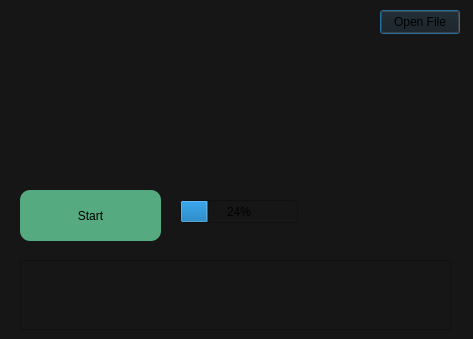
RonDahan23/CNC_Machine_Project, file dialog.ui: the form before one commit.
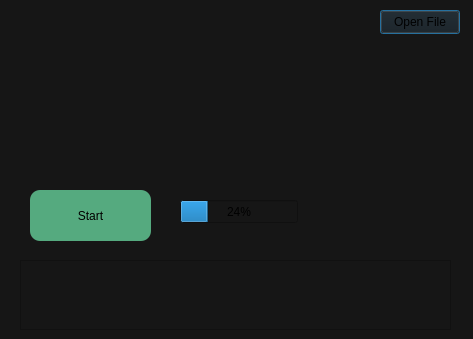
The form after the commit.

The edit to the form file:
```diff
--- a/dialog.ui
+++ b/dialog.ui
@@ -29,27 +29,6 @@
     <string>Open File</string>
    </property>
   </widget>
-  <widget class="QPushButton" name="StartSendingData">
-   <property name="geometry">
-    <rect>
-     <x>20</x>
-     <y>190</y>
-     <width>141</width>
-     <height>51</height>
-    </rect>
-   </property>
-   <property name="styleSheet">
-    <string notr="true">	background-color: rgb(85, 170, 127);
-
-
-	font: 700 22pt &quot;Segoe UI&quot;;
-	border: none;
- 	border-radius: 10px;</string>
-   </property>
-   <property name="text">
-    <string>Start</string>
-   </property>
-  </widget>
   <widget class="QProgressBar" name="progressBar">
    <property name="geometry">
     <rect>
@@ -73,6 +52,25 @@
     </rect>
    </property>
   </widget>
+  <widget class="QPushButton" name="StartSendData_BT">
+   <property name="geometry">
+    <rect>
+     <x>30</x>
+     <y>190</y>
+     <width>121</width>
+     <height>51</height>
+    </rect>
+   </property>
+   <property name="styleSheet">
+    <string notr="true">	background-color: rgb(85, 170, 127);
+	font: 700 22pt &quot;Segoe UI&quot;;
+	border: none;
+ 	border-radius: 10px;</string>
+   </property>
+   <property name="text">
+    <string>Start</string>
+   </property>
+  </widget>
  </widget>
  <resources/>
  <connections/>
```
